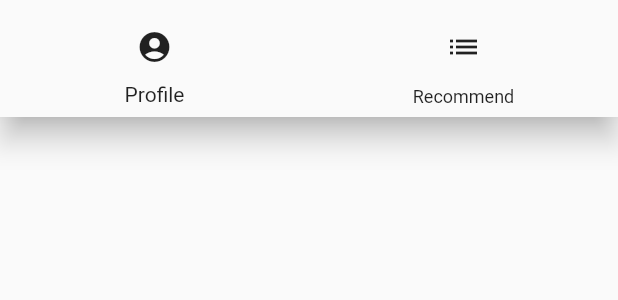
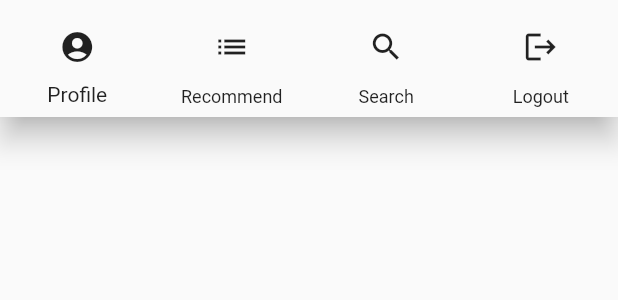
Before and after one commit to JustinWeintraub/MangaRec, a Flutter app: what bottomBar() shows on an empty page, opened directly, on a phone screen of 412 x 824 dp. Shown: the top 300 px of the screen. Run offline on Flutter 3.47's test engine with Material 2 defaults, Android fonts, the phone set to English and light mode, and no system bars; our stand-ins replace flutter_spinkit.

Commit message:
Added logout and search

```diff
--- a/frontend/lib/shared/bottomBar.dart
+++ b/frontend/lib/shared/bottomBar.dart
@@ -1,4 +1,5 @@
 import 'package:flutter/material.dart';
+import 'package:frontend/screens/manga/mangaWrapper.dart';
 import 'package:frontend/screens/profile.dart';
 import 'package:frontend/screens/recommend.dart';
 import 'package:frontend/shared/contexedRoute.dart';
@@ -20,7 +21,19 @@ Widget bottomBar(context) {
             icon: IconButton(
                 icon: Icon(Icons.list),
                 onPressed: () => Navigator.push(
-                    context, contexedRoute(context, Recommend()))))
+                    context, contexedRoute(context, Recommend())))),
+        BottomNavigationBarItem(
+            label: 'Search',
+            icon: IconButton(
+                icon: Icon(Icons.search),
+                onPressed: () => Navigator.push(
+                    context, contexedRoute(context, MangaWrapper())))),
+        BottomNavigationBarItem(
+            label: 'Logout',
+            icon: IconButton(
+                icon: Icon(Icons.logout),
+                onPressed: () => Navigator.pushNamedAndRemoveUntil(
+                    context, '/', (_) => false)))
       ]);
 
   //userInfo.updateChild(userInfo, MangaViewer(mangaSelected))
```
